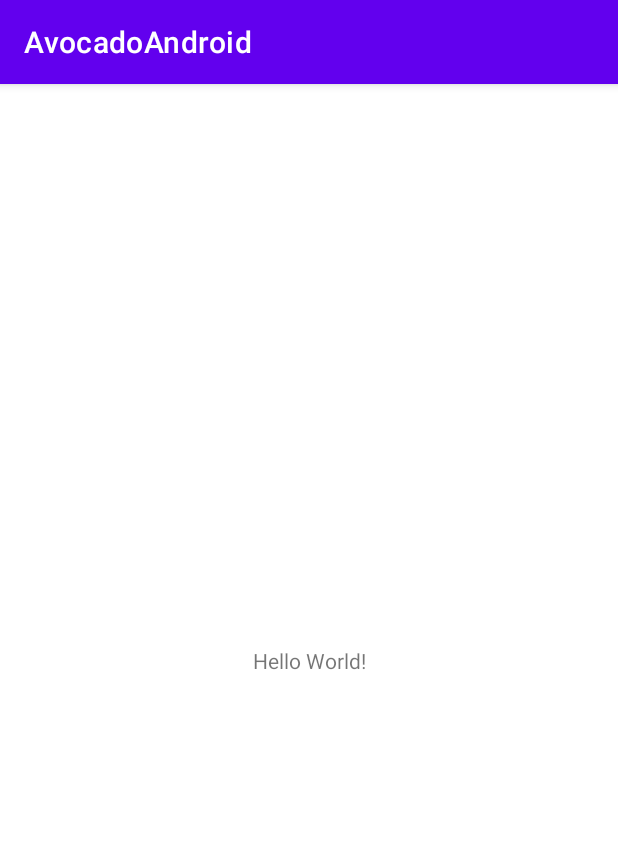
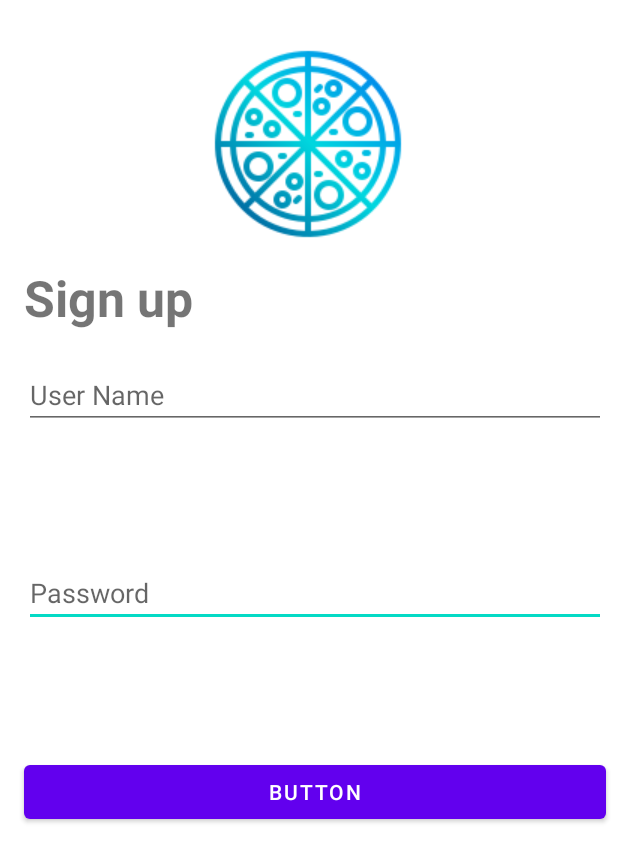
Before and after one commit to AbdelhameedHassouneh/Zaytoon, an Android app: the screen it shows after launch (MainActivity), on a phone screen of 412 x 824 dp. Shown: the top 862 px of the screen. Run offline under Robolectric (Android 15) with nearby library versions, the phone set to English and light mode, and no system bars.

Commit message:
adding some UI

```diff
--- a/Android/app/src/main/java/com/example/avocadoandroid/MainActivity.kt
+++ b/Android/app/src/main/java/com/example/avocadoandroid/MainActivity.kt
@@ -7,7 +7,8 @@ class MainActivity : AppCompatActivity() {
     override fun onCreate(savedInstanceState: Bundle?) {
         super.onCreate(savedInstanceState)
         setTheme(R.style.Theme_AvocadoAndroid)
+        setContentView(R.layout.activity_main)
 
-        setContentView(R.layout.activity_main)
+
     }
 }
--- a/Android/app/src/main/res/layout/activity_main.xml
+++ b/Android/app/src/main/res/layout/activity_main.xml
@@ -6,13 +6,68 @@
     android:layout_height="match_parent"
     tools:context=".MainActivity">
 
-    <TextView
+
+    <EditText
+        android:id="@+id/editTextTextPersonName2"
+        android:layout_width="0dp"
+        android:layout_height="wrap_content"
+        android:layout_marginEnd="8dp"
+        android:ems="10"
+        android:hint="Password"
+        android:inputType="textPassword"
+        app:layout_constraintBottom_toTopOf="@+id/button"
+        app:layout_constraintEnd_toEndOf="parent"
+        app:layout_constraintHorizontal_bias="0.0"
+        app:layout_constraintStart_toStartOf="@+id/editTextTextPersonName"
+        app:layout_constraintTop_toBottomOf="@+id/editTextTextPersonName" />
+
+    <ImageView
+        android:id="@+id/imageView"
         android:layout_width="wrap_content"
         android:layout_height="wrap_content"
-        android:text="Hello World!"
+        android:layout_marginTop="32dp"
+        app:layout_constraintEnd_toEndOf="parent"
+        app:layout_constraintHorizontal_bias="0.498"
+        app:layout_constraintStart_toStartOf="parent"
+        app:layout_constraintTop_toTopOf="parent"
+        app:srcCompat="@drawable/green_pizza" />
+
+    <TextView
+        android:id="@+id/textView"
+        android:layout_width="wrap_content"
+        android:layout_height="wrap_content"
+        android:layout_marginTop="16dp"
+        android:text="Sign up"
+        android:textSize="33sp"
+        android:textStyle="bold"
+        app:layout_constraintEnd_toEndOf="parent"
+        app:layout_constraintHorizontal_bias="0.053"
+        app:layout_constraintStart_toStartOf="parent"
+        app:layout_constraintTop_toBottomOf="@+id/imageView" />
+
+    <EditText
+        android:id="@+id/editTextTextPersonName"
+        android:layout_width="0dp"
+        android:layout_height="wrap_content"
+        android:layout_marginTop="20dp"
+        android:layout_marginEnd="8dp"
+        android:ems="10"
+        android:inputType="textPersonName"
+        android:hint="User Name"
+        app:layout_constraintEnd_toEndOf="parent"
+        app:layout_constraintHorizontal_bias="0.0"
+        app:layout_constraintStart_toStartOf="@+id/textView"
+        app:layout_constraintTop_toBottomOf="@+id/textView" />
+
+    <Button
+        android:id="@+id/button"
+        android:layout_width="0dp"
+        android:layout_height="wrap_content"
+        android:layout_marginEnd="8dp"
+        android:layout_marginBottom="272dp"
+        android:text="Button"
         app:layout_constraintBottom_toBottomOf="parent"
-        app:layout_constraintLeft_toLeftOf="parent"
-        app:layout_constraintRight_toRightOf="parent"
-        app:layout_constraintTop_toTopOf="parent" />
-
+        app:layout_constraintEnd_toEndOf="parent"
+        app:layout_constraintHorizontal_bias="0.0"
+        app:layout_constraintStart_toStartOf="@+id/editTextTextPersonName2" />
 </androidx.constraintlayout.widget.ConstraintLayout>
--- a/Android/app/src/main/res/values/themes.xml
+++ b/Android/app/src/main/res/values/themes.xml
@@ -1,6 +1,6 @@
 <resources xmlns:tools="http://schemas.android.com/tools">
     <!-- Base application theme. -->
-    <style name="Theme.AvocadoAndroid" parent="Theme.MaterialComponents.DayNight.DarkActionBar">
+    <style name="Theme.AvocadoAndroid" parent="Theme.MaterialComponents.Light.NoActionBar">
         <!-- Primary brand color. -->
         <item name="colorPrimary">@color/purple_500</item>
         <item name="colorPrimaryVariant">@color/purple_700</item>
```
Also changed, not shown: Android/app/src/main/res/drawable/green_pizza.png (added).
